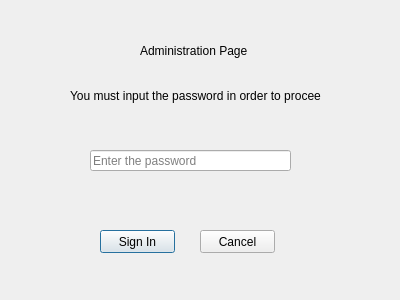
Before: the Qt Designer form log_in.ui in AcmeDVoid/Lets-Play-Football, drawn with Qt 5.
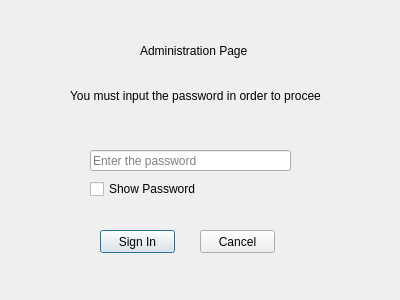
After: the same form once the commit is applied.

Commit message: Added password hash, implemented some buttons

```diff
--- a/log_in.ui
+++ b/log_in.ui
@@ -81,6 +81,19 @@
     <string>Cancel</string>
    </property>
   </widget>
+  <widget class="QCheckBox" name="checkBox">
+   <property name="geometry">
+    <rect>
+     <x>90</x>
+     <y>180</y>
+     <width>131</width>
+     <height>18</height>
+    </rect>
+   </property>
+   <property name="text">
+    <string>Show Password</string>
+   </property>
+  </widget>
  </widget>
  <resources/>
  <connections/>
```
The commit also changes 15 other files.
